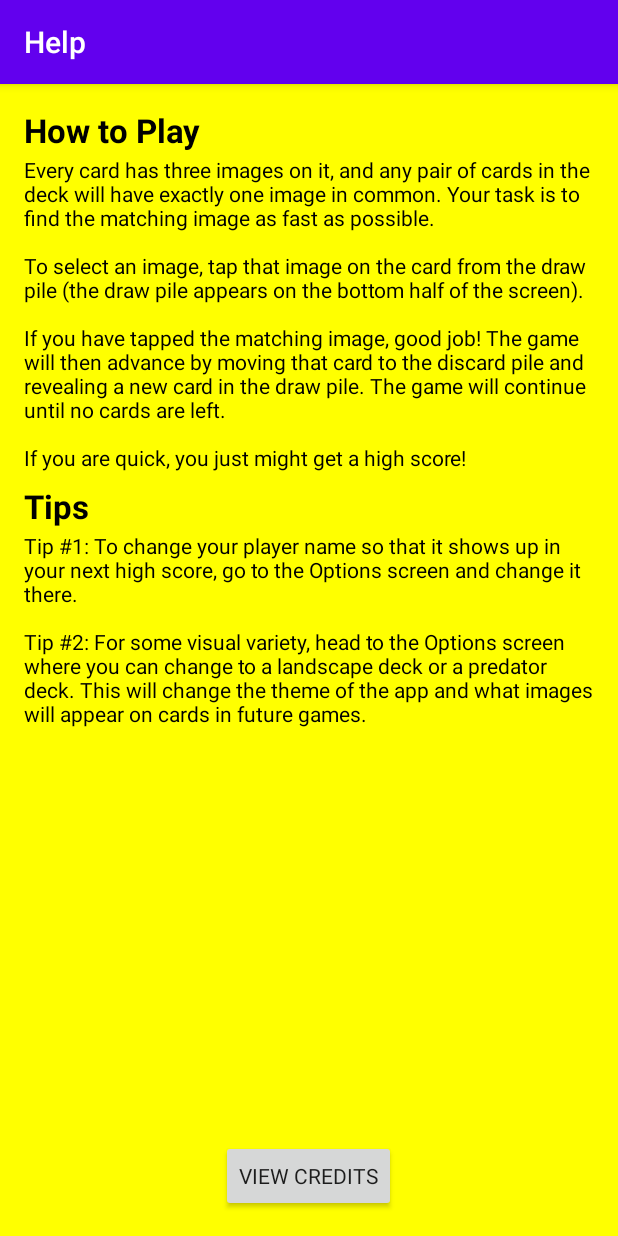
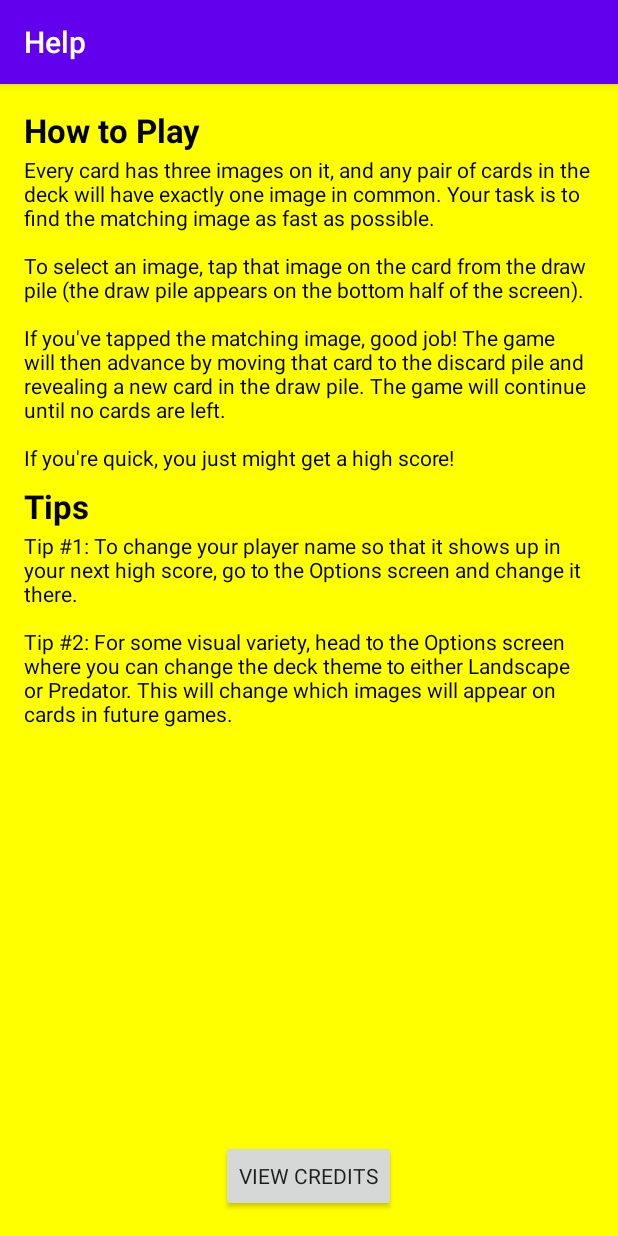
Before and after one commit to bhoward27/276-prj, an Android app: the HelpActivity screen opened directly, with no data from a screen before it, on a phone screen of 412 x 824 dp. Run offline under Robolectric (Android 15) with nearby library versions, the phone set to English and light mode, and no system bars.

Commit message:
Reword some of the help text.

```diff
--- a/app/src/main/res/values/strings.xml
+++ b/app/src/main/res/values/strings.xml
@@ -15,15 +15,16 @@
     <string name="txt_help_description">Every card has three images on it, and any pair of cards
         in the deck will have exactly one image in common. Your task is to find the matching image
         as fast as possible.\n\nTo select an image, tap that image on the card from the draw pile
-        (the draw pile appears on the bottom half of the screen).\n\nIf you have tapped the matching image, good job! The game will then advance by moving that
-        card to the discard pile and revealing a new card in the draw pile. The game will
-        continue until no cards are left.\n\nIf you are quick, you just might get a high score!
+        (the draw pile appears on the bottom half of the screen).\n\nIf you\'ve tapped the matching
+        image, good job! The game will then advance by moving that card to the discard pile and
+        revealing a new card in the draw pile. The game will continue until no cards are left.\n\nIf
+        you\'re quick, you just might get a high score!
     </string>
     <string name="txt_heading_tips">Tips</string>
     <string name="txt_body_tips">Tip #1: To change your player name so that it shows up in your next
-        high score, go to the Options screen and change it there.\n\nTip #2: For some visual variety, head to the Options screen where you can change
-        to a landscape deck or a predator deck. This will change the theme of the app and what
-        images will appear on cards in future games.
+        high score, go to the Options screen and change it there.\n\nTip #2: For some visual
+        variety, head to the Options screen where you can change the deck theme to either Landscape
+        or Predator. This will change which images will appear on cards in future games.
     </string>
     <string name="txt_scroll_advice">(You can scroll through the help description above!)</string>
     <string name="txt_game_title_main_menu">FindDaMatch\nMain Menu</string>
```
